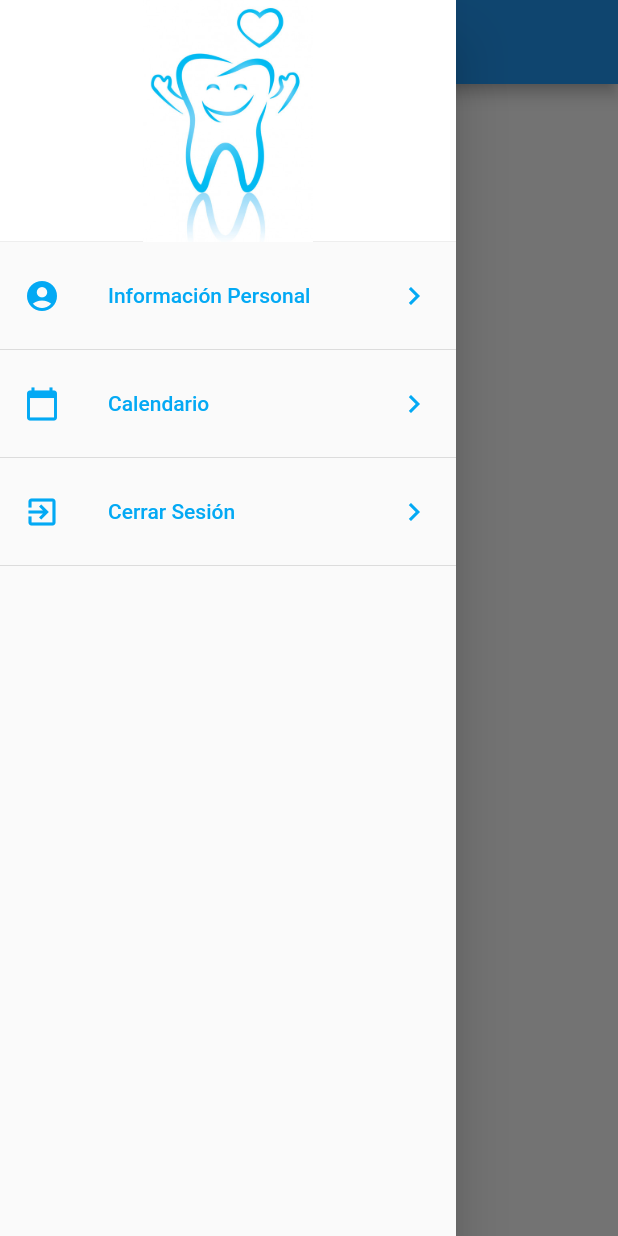
After one commit to Nutrii182/App_Coal, a Flutter app: the InfoPage screen opened by its route, with the side drawer open, on a phone screen of 412 x 824 dp. The commit adds this screen. Run offline on Flutter 3.47's test engine with Material 2 defaults, Android fonts, the phone set to English and light mode, and no system bars; our stand-ins replace cloud_firestore, firebase_auth; accounts and stored records are empty.

Commit message:
Drawer Menu

```diff
--- /dev/null
+++ b/coal/lib/src/pages/info_page.dart
@@ -0,0 +1,18 @@
+
+import 'package:flutter/material.dart';
+import 'package:coal/src/widgets/drawer.dart';
+
+class InfoPage extends StatelessWidget {
+  @override
+  Widget build(BuildContext context) {
+    return Scaffold(
+      appBar: AppBar(
+        title: Text('Información Personal'),
+      ),
+      drawer: DrawerWidget(),
+      body: Center(
+        child: Text('Info Personal'),
+      ),
+    );
+  }
+}
--- a/coal/lib/src/pages/registro_page.dart
+++ b/coal/lib/src/pages/registro_page.dart
@@ -19,7 +19,7 @@ class _RegistroPageState extends State<RegistroPage> {
   List<String> _list = ['Seleccione su género', 'Masculino', 'Femenino'];
   bool _stateUser = false;
   final dbReference = Firestore.instance;
-  FirebaseAuth auth = FirebaseAuth.instance;
+  FirebaseAuth _auth = FirebaseAuth.instance;
   final _formkey = GlobalKey<FormState>();
 
   TextEditingController _editName = new TextEditingController();
@@ -281,7 +281,7 @@ class _RegistroPageState extends State<RegistroPage> {
   }
 
   Future<AuthResult> _creaUsuario() async {
-    final regis = await auth.createUserWithEmailAndPassword(
+    final regis = await _auth.createUserWithEmailAndPassword(
         email: _correo, password: _password);
 
     if (regis == null) return null;
--- a/coal/lib/src/routes/routes.dart
+++ b/coal/lib/src/routes/routes.dart
@@ -1,4 +1,5 @@
 
+import 'package:coal/src/pages/info_page.dart';
 import 'package:coal/src/pages/registro_page.dart';
 import 'package:flutter/material.dart';
 import 'package:coal/src/pages/cita_page.dart';
@@ -11,6 +12,7 @@ Map<String, WidgetBuilder> getApplicationsRoutes(){
     'login' : (BuildContext context) => LoginPage(),
     'calendar' : (BuildContext context) => CalendarPage(),
     'cita' : (BuildContext context) => CitaPage(),
+    'info' : (BuildContext context) => InfoPage(),
     'registro' : (BuildContext context) => RegistroPage()
   };
 }
--- /dev/null
+++ b/coal/lib/src/widgets/drawer.dart
@@ -0,0 +1,59 @@
+
+import 'package:firebase_auth/firebase_auth.dart';
+import 'package:flutter/material.dart';
+
+class DrawerWidget extends StatelessWidget {
+
+  final FirebaseAuth _auth = FirebaseAuth.instance;
+
+  @override
+  Widget build(BuildContext context) {
+    return Drawer(
+      child: ListView(
+        padding: EdgeInsets.zero,
+        children: <Widget>[
+          DrawerHeader(
+            child: Container(),
+            decoration: BoxDecoration(
+              color: Colors.white,
+              image: DecorationImage(
+                image: AssetImage('assets/happy-tooth.jpg'),
+              )
+            ),
+          ),
+          ListTile(
+            leading: Icon(Icons.account_circle, color: Colors.lightBlue),
+            title: Text('Información Personal', style: TextStyle(color: Colors.lightBlue)),
+            trailing: Icon(Icons.keyboard_arrow_right, color: Colors.lightBlue),
+            onTap: () {
+              Navigator.pop(context);
+              Navigator.pushNamed(context, 'info');
+            },
+          ),
+          Divider(),
+          ListTile(
+            leading: Icon(Icons.calendar_today, color: Colors.lightBlue),
+            title: Text('Calendario', style: TextStyle(color: Colors.lightBlue)),
+            trailing: Icon(Icons.keyboard_arrow_right, color: Colors.lightBlue),
+            onTap: () {
+              Navigator.pop(context);
+              Navigator.pushNamed(context, 'calendar');
+            },
+          ),
+          Divider(),
+          ListTile(
+            leading: Icon(Icons.exit_to_app, color: Colors.lightBlue),
+            title: Text('Cerrar Sesión', style: TextStyle(color: Colors.lightBlue)),
+            trailing: Icon(Icons.keyboard_arrow_right, color: Colors.lightBlue),
+            onTap: () async {
+              await _auth.signOut();
+              await Navigator.pushReplacementNamed(context, 'login');
+            },
+          ),
+          Divider(),
+        ],
+      ),
+    );
+  }
+
+}
--- a/coal/pubspec.yaml
+++ b/coal/pubspec.yaml
@@ -55,7 +55,6 @@ flutter:
 
   # To add assets to your application, add an assets section, like this:
   assets:
-    - data/menu_opts.json
     - assets/
 
   # An image asset can refer to one or more resolution-specific "variants", see
```
Also changed, not shown: coal/data/menu_opts.json (deleted, +0 -20 lines), coal/lib/src/pages/calendar_page.dart (+7 -3 lines), coal/lib/src/pages/login_page.dart (+6 -4 lines), coal/lib/src/providers/menu_provider.dart (deleted, +0 -21 lines), coal/assets/happy-tooth.jpg (added).
